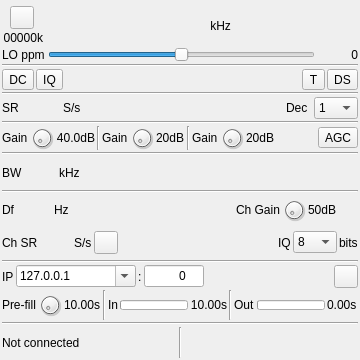
First picture: the form in plugins/samplesource/remotetcpinput/remotetcpinputgui.ui, repository f4exb/sdrangel, before the edit.
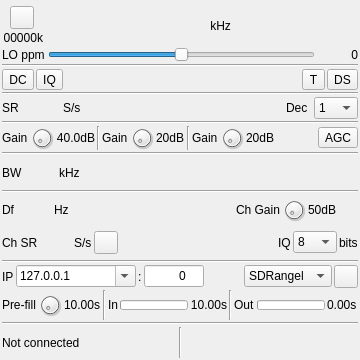
Second picture: the form after the edit. Icons and pictures are not drawn. Custom widgets are drawn as their Qt base class.

Patch:
```diff
--- a/plugins/samplesource/remotetcpinput/remotetcpinputgui.ui
+++ b/plugins/samplesource/remotetcpinput/remotetcpinputgui.ui
@@ -957,6 +957,29 @@
        </property>
       </spacer>
      </item>
+     <item>
+      <widget class="QComboBox" name="protocol">
+       <property name="minimumSize">
+        <size>
+         <width>75</width>
+         <height>0</height>
+        </size>
+       </property>
+       <property name="toolTip">
+        <string>Protocol to use. SDRangel (inc. rtl_tcp) or Spy Server</string>
+       </property>
+       <item>
+        <property name="text">
+         <string>SDRangel</string>
+        </property>
+       </item>
+       <item>
+        <property name="text">
+         <string>Spy Server</string>
+        </property>
+       </item>
+      </widget>
+     </item>
      <item>
       <widget class="ButtonSwitch" name="overrideRemoteSettings">
        <property name="toolTip">
@@ -1163,7 +1186,7 @@
       </widget>
      </item>
      <item>
-      <widget class="QLabel" name="protocol">
+      <widget class="QLabel" name="detectedProtocol">
        <property name="text">
         <string/>
        </property>
@@ -1174,6 +1197,11 @@
   </layout>
  </widget>
  <customwidgets>
+  <customwidget>
+   <class>ButtonSwitch</class>
+   <extends>QToolButton</extends>
+   <header>gui/buttonswitch.h</header>
+  </customwidget>
   <customwidget>
    <class>ValueDialZ</class>
    <extends>QWidget</extends>
@@ -1186,11 +1214,6 @@
    <header>gui/valuedial.h</header>
    <container>1</container>
   </customwidget>
-  <customwidget>
-   <class>ButtonSwitch</class>
-   <extends>QToolButton</extends>
-   <header>gui/buttonswitch.h</header>
-  </customwidget>
  </customwidgets>
  <tabstops>
   <tabstop>startStop</tabstop>
```
Left out of the diff: 4 changed lines with no effect on the pictures.
